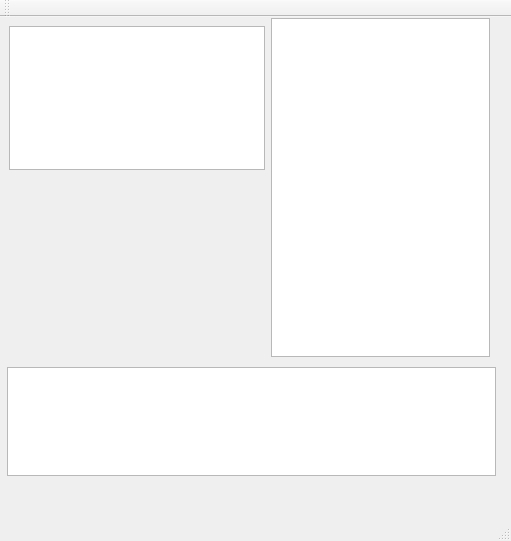
The window that src/Qt/ConSQL_GUI/SQL_GUI/sql_gui.ui (Ovan33/Immobilier) describes before a commit, drawn with Qt 5.
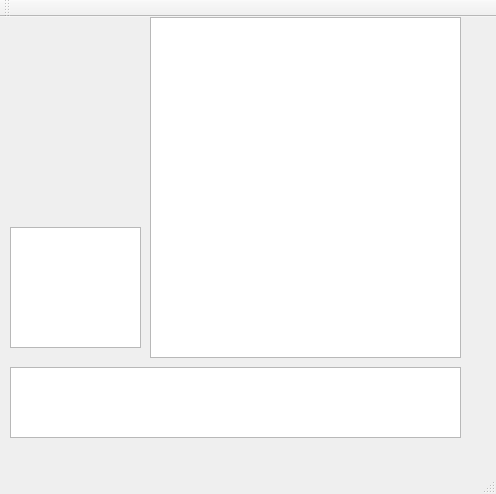
The same window after the commit.

The edit to the form file:
```diff
--- a/src/Qt/ConSQL_GUI/SQL_GUI/sql_gui.ui
+++ b/src/Qt/ConSQL_GUI/SQL_GUI/sql_gui.ui
@@ -6,54 +6,47 @@
    <rect>
     <x>0</x>
     <y>0</y>
-    <width>511</width>
-    <height>541</height>
+    <width>496</width>
+    <height>494</height>
    </rect>
   </property>
   <property name="windowTitle">
    <string>SQL_GUI</string>
   </property>
   <widget class="QWidget" name="centralWidget">
-   <widget class="QTextEdit" name="FenetreRequete">
-    <property name="geometry">
-     <rect>
-      <x>9</x>
-      <y>9</y>
-      <width>256</width>
-      <height>144</height>
-     </rect>
-    </property>
-   </widget>
    <widget class="QTableView" name="tableView">
     <property name="geometry">
      <rect>
-      <x>271</x>
-      <y>1</y>
-      <width>219</width>
-      <height>339</height>
+      <x>150</x>
+      <y>0</y>
+      <width>311</width>
+      <height>341</height>
      </rect>
     </property>
    </widget>
    <widget class="QTextEdit" name="FenetreInfo">
     <property name="geometry">
      <rect>
-      <x>7</x>
+      <x>10</x>
       <y>350</y>
-      <width>489</width>
-      <height>109</height>
+      <width>451</width>
+      <height>71</height>
      </rect>
     </property>
+    <property name="layoutDirection">
+     <enum>Qt::LeftToRight</enum>
+    </property>
    </widget>
-  </widget>
-  <widget class="QMenuBar" name="menuBar">
-   <property name="geometry">
-    <rect>
-     <x>0</x>
-     <y>0</y>
-     <width>511</width>
-     <height>25</height>
-    </rect>
-   </property>
+   <widget class="QTextEdit" name="FenetreRequete">
+    <property name="geometry">
+     <rect>
+      <x>10</x>
+      <y>210</y>
+      <width>131</width>
+      <height>121</height>
+     </rect>
+    </property>
+   </widget>
   </widget>
   <widget class="QToolBar" name="mainToolBar">
    <attribute name="toolBarArea">
```
Left out of the diff: 13 changed lines with no effect on the pictures.
